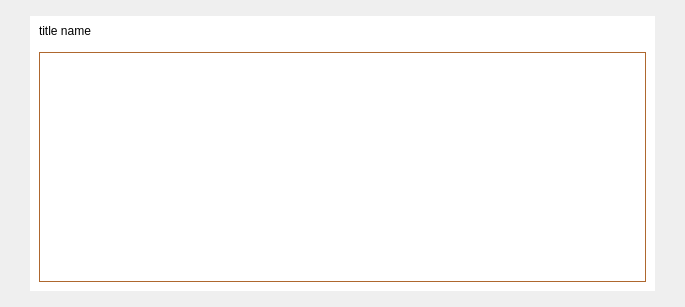
MassGrid/MassGrid, file src/qt/forms/transactiondescdialog.ui: the form before one commit.
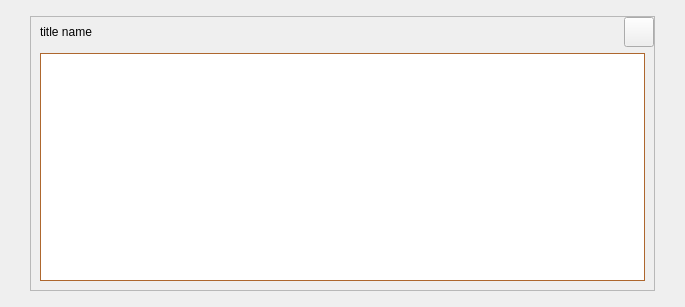
The form after the commit. Icons and pictures are not drawn.

```diff
--- a/src/qt/forms/transactiondescdialog.ui
+++ b/src/qt/forms/transactiondescdialog.ui
@@ -14,28 +14,7 @@
    <string>Transaction details</string>
   </property>
   <property name="styleSheet">
-   <string notr="true">QMenu{
-color:rgb(255,255,255);
-    background:rgb(198,125,26);
-    border:0px solid transparent;
-}
-QMenu::item{
-    padding:0px 20px 0px 20px;
-    margin-left: 2px;
-	margin-right: 2px;
-	margin-top: 2px;
-	margin-bottom: 2px;
-    height:30px;
-}
- 
-QMenu::item:selected:enabled{
-	background-color: rgb(239,169,4); 
-    color: white;            
-}
- 
-QMenu::item:selected:!enabled{
-    background:transparent;
-}</string>
+   <string notr="true"/>
   </property>
   <layout class="QGridLayout" name="gridLayout_2">
    <property name="leftMargin">
@@ -53,84 +32,7 @@
    <item row="0" column="0">
     <widget class="QWidget" name="centerWin" native="true">
      <property name="styleSheet">
-      <string notr="true">QWidget#centerWin{
-border:hidden;
-	border-image: url(:/pic/res/pic/dlgBackgroud.png);
-}
-
-
-
-/*垂直滚动条整体*/
-QScrollBar:vertical
-{
-    width:8px;
-    background:rgb(0,0,0,0%);
-    margin:0px,0px,0px,0px;
-    padding-top:12px;   /*上预留位置*/
-    padding-bottom:12px;    /*下预留位置*/
-}
-
-/*滚动条中滑块的样式*/
-QScrollBar::handle:vertical
-{
-    width:8px;
-    background:rgb(0,0,0,15%);
-    border-radius:4px;
-    min-height:20px;
-}
-
-/*鼠标触及滑块样式*/
-QScrollBar::handle:vertical:hover
-{
-    width:9px;
-    background:rgb(0,0,0,30%);
-    border-radius:4px;
-    min-height:20;
-}
-
-/*设置下箭头*/
-QScrollBar::add-line:vertical
-{
-    height:12px;
-    width:10px;
-    border-image:url(:/selectfile/scroll/3.png);
-    subcontrol-position:bottom;
-}
-
-/*设置上箭头*/
-QScrollBar::sub-line:vertical
-{
-    height:12px;
-    width:10px;
-    border-image:url(:/selectfile/scroll/1.png);
-    subcontrol-position:top;
-}
-
-/*设置下箭头:悬浮状态*/
-QScrollBar::add-line:vertical:hover
-{
-    height:12px;
-    width:10px;
-    border-image:url(:/selectfile/scroll/4.png);
-    subcontrol-position:bottom;
-}
-
-/*设置上箭头：悬浮状态*/
-QScrollBar::sub-line:vertical:hover
-{
-    height:12px;
-    width:10px;
-    border-image:url(:/selectfile/scroll/2.png);
-    subcontrol-position:top;
-}
-
-/*当滚动条滚动的时候，上面的部分和下面的部分*/
-QScrollBar::add-page:vertical,QScrollBar::sub-page:vertical
-{
-    background:rgb(0,0,0,10%);
-    border-radius:4px;
-}
-</string>
+      <string notr="true"/>
      </property>
      <layout class="QGridLayout" name="gridLayout_3">
       <property name="leftMargin">
@@ -148,10 +50,7 @@
       <item row="0" column="0">
        <widget class="QFrame" name="mainframe">
         <property name="styleSheet">
-         <string notr="true">QFrame#mainframe{
-border:hidden;
-	background-color: rgb(255, 255, 255);
-}</string>
+         <string notr="true"/>
         </property>
         <property name="frameShape">
          <enum>QFrame::StyledPanel</enum>
@@ -212,11 +111,7 @@
               </size>
              </property>
              <property name="styleSheet">
-              <string notr="true">QToolButton{
-border:hidden;
-image: url(:/pic/res/pic/closeBtn.png);
-}
-</string>
+              <string notr="true"/>
              </property>
              <property name="text">
               <string/>
@@ -242,7 +137,7 @@
               <string>This pane shows a detailed description of the transaction</string>
              </property>
              <property name="styleSheet">
-              <string notr="true">QTextEdit{
+              <string notr="true">QTextEdit#detailText{
 border:1px solid rgb(174,103,46);
 }</string>
              </property>
```
